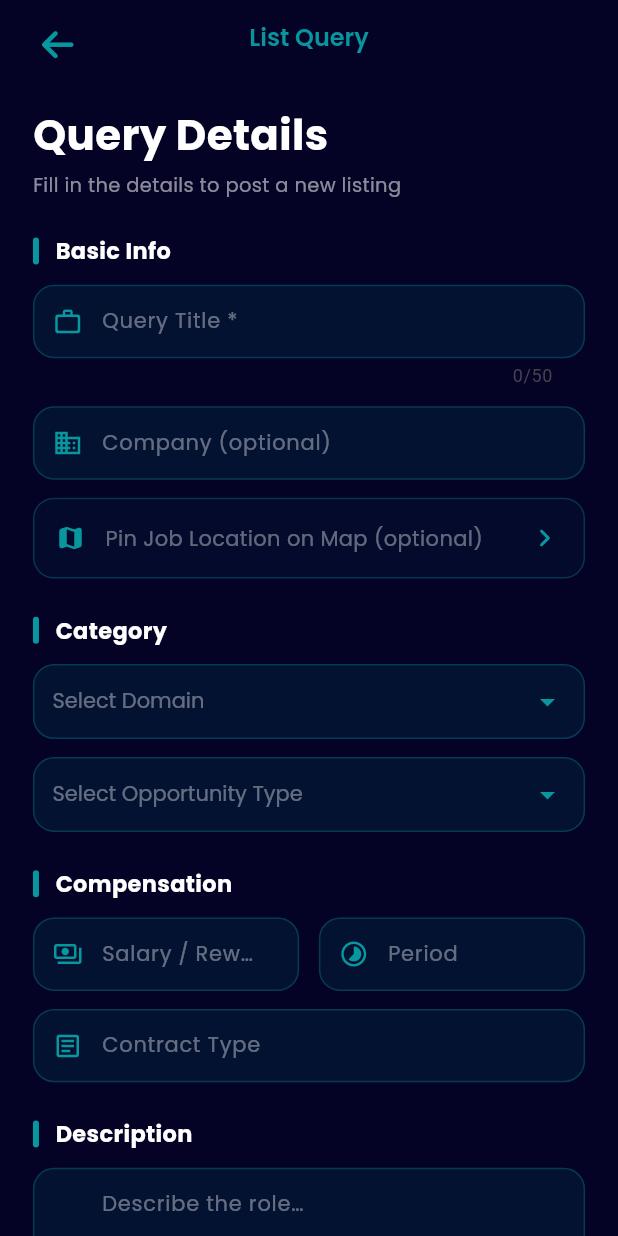
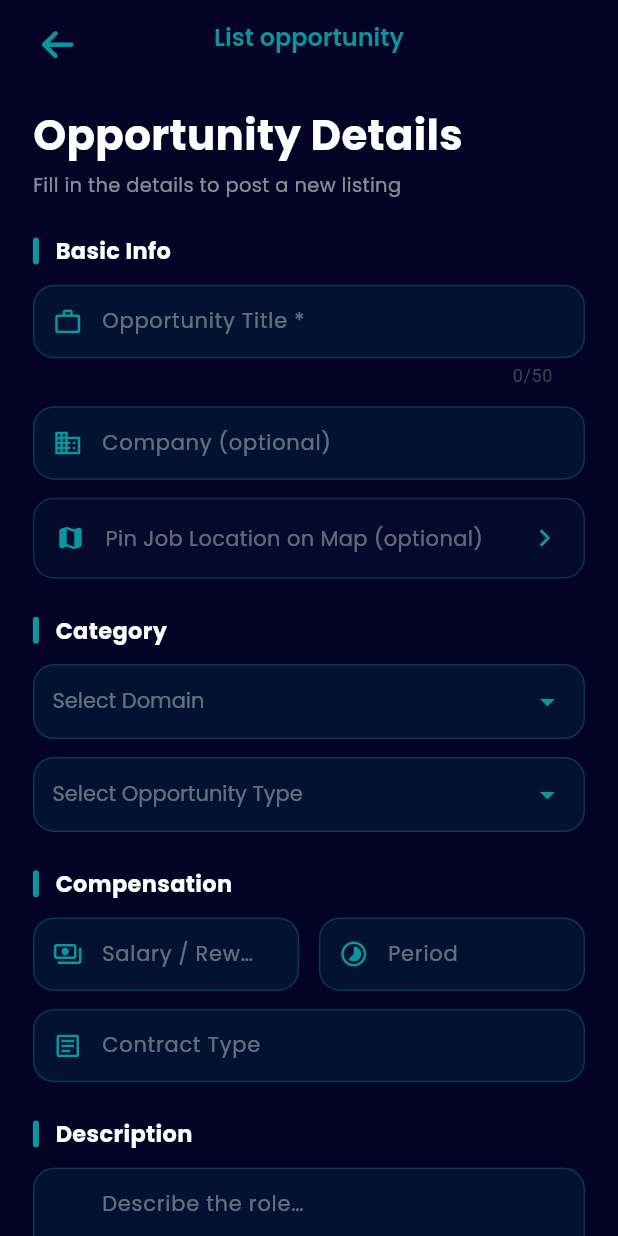
Before and after one commit to NikhilParbat/proco-frontend, a Flutter app: the AddJobPage screen opened directly, on a phone screen of 412 x 824 dp. Run offline on Flutter 3.47's test engine with Material 3 defaults, Android fonts, the phone set to English and light mode, and no system bars; our stand-ins replace cached_network_image, device_info_plus, firebase_auth, firebase_core, firebase_messaging, flutter_card_swiper and 18 more; accounts and stored records are empty.

Commit message:
chore: Query to Opportunity consistency added

```diff
--- a/lib/controllers/jobs_provider.dart
+++ b/lib/controllers/jobs_provider.dart
@@ -358,8 +358,8 @@ class JobsNotifier extends ChangeNotifier {
         });
 
         Get.snackbar(
-          'Query Created Successfully',
-          'Your job listing has been added.',
+          'Opportunity Created Successfully',
+          'Your opportunity listing has been added.',
           colorText: kLight,
           backgroundColor: kLightBlue,
           icon: const Icon(Icons.check_circle),
@@ -509,7 +509,7 @@ class JobsNotifier extends ChangeNotifier {
       builder: (_) => AlertDialog(
         backgroundColor: const Color(0xFF040326),
         title: const Text(
-          'Failed to List Query',
+          'Failed to List Opportunity',
           style: TextStyle(color: Colors.white),
         ),
         content: Text(message, style: const TextStyle(color: Colors.white70)),
--- a/lib/views/ui/bookmarks/bookmark_detail_page.dart
+++ b/lib/views/ui/bookmarks/bookmark_detail_page.dart
@@ -86,7 +86,7 @@ class _BookmarkDetailPageState extends State<BookmarkDetailPage> {
           onPressed: () => Navigator.pop(context),
         ),
         title: Text(
-          'Saved Query',
+          'Saved Opportunity',
           style: TextStyle(
             color: Colors.white,
             fontSize: 16.sp,
@@ -164,7 +164,7 @@ class _BookmarkDetailPageState extends State<BookmarkDetailPage> {
             borderRadius: BorderRadius.circular(28.r),
             boxShadow: [
               BoxShadow(
-                color: _navy.withValues(alpha:0.4),
+                color: _navy.withValues(alpha: 0.4),
                 blurRadius: 28,
                 offset: const Offset(0, 12),
               ),
@@ -184,7 +184,7 @@ class _BookmarkDetailPageState extends State<BookmarkDetailPage> {
                       j.imageUrl,
                       fit: BoxFit.cover,
                       errorBuilder: (context, error, stackTrace) => Container(
-                        color: _teal.withValues(alpha:0.12),
+                        color: _teal.withValues(alpha: 0.12),
                         child: const Icon(
                           Icons.business_rounded,
                           color: _teal,
@@ -200,7 +200,7 @@ class _BookmarkDetailPageState extends State<BookmarkDetailPage> {
                             end: Alignment.bottomCenter,
                             colors: [
                               Colors.transparent,
-                              _navy.withValues(alpha:0.85),
+                              _navy.withValues(alpha: 0.85),
                             ],
                             stops: const [0.5, 1.0],
                           ),
@@ -349,7 +349,7 @@ class _BookmarkDetailPageState extends State<BookmarkDetailPage> {
     return Positioned.fill(
       child: Container(
         decoration: BoxDecoration(
-          color: color.withValues(alpha:0.15),
+          color: color.withValues(alpha: 0.15),
           borderRadius: BorderRadius.circular(28.r),
           border: Border.all(color: color, width: 3),
         ),
@@ -407,7 +407,7 @@ class _BookmarkDetailPageState extends State<BookmarkDetailPage> {
               shape: BoxShape.circle,
               boxShadow: [
                 BoxShadow(
-                  color: color.withValues(alpha:0.45),
+                  color: color.withValues(alpha: 0.45),
                   blurRadius: 14,
                   offset: const Offset(0, 5),
                 ),
--- a/lib/views/ui/help/help_page.dart
+++ b/lib/views/ui/help/help_page.dart
@@ -287,8 +287,7 @@ class _HelpSupportPageState extends State<HelpSupportPage>
               splashColor: _accent.withValues(alpha: 0.08),
               highlightColor: _accent.withValues(alpha: 0.04),
               child: Padding(
-                padding:
-                    EdgeInsets.symmetric(horizontal: 14.w, vertical: 14.h),
+                padding: EdgeInsets.symmetric(horizontal: 14.w, vertical: 14.h),
                 child: Column(
                   crossAxisAlignment: CrossAxisAlignment.start,
                   children: [
@@ -389,21 +388,22 @@ class _HelpSupportPageState extends State<HelpSupportPage>
               controller: _subjectController,
               hint: 'e.g. Problem with matching',
               maxLines: 1,
-              validator: (v) =>
-                  (v == null || v.trim().isEmpty) ? 'Subject is required' : null,
+              validator: (v) => (v == null || v.trim().isEmpty)
+                  ? 'Subject is required'
+                  : null,
             ),
             SizedBox(height: 14.h),
 
-            // Query
-            _buildInputLabel('Your Query'),
+            // opportunity
+            _buildInputLabel('Your opportunity'),
             SizedBox(height: 6.h),
             _buildTextField(
               controller: _queryController,
-              hint:
-                  'Describe your issue or question in detail…',
+              hint: 'Describe your issue or question in detail…',
               maxLines: 5,
-              validator: (v) =>
-                  (v == null || v.trim().isEmpty) ? 'Query cannot be empty' : null,
+              validator: (v) => (v == null || v.trim().isEmpty)
+                  ? 'opportunity cannot be empty'
+                  : null,
             ),
             SizedBox(height: 20.h),
 
@@ -475,8 +475,7 @@ class _HelpSupportPageState extends State<HelpSupportPage>
         hintStyle: const TextStyle(color: Colors.white30, fontSize: 13),
         filled: true,
         fillColor: _card.withValues(alpha: 0.18),
-        contentPadding:
-            EdgeInsets.symmetric(horizontal: 14.w, vertical: 12.h),
+        contentPadding: EdgeInsets.symmetric(horizontal: 14.w, vertical: 12.h),
         border: OutlineInputBorder(
           borderRadius: BorderRadius.circular(12),
           borderSide: BorderSide(color: _card.withValues(alpha: 0.35)),
--- a/lib/views/ui/jobs/add_job.dart
+++ b/lib/views/ui/jobs/add_job.dart
@@ -148,10 +148,9 @@ class _AddJobPageState extends State<AddJobPage> {
     }
 
     if (_titleController.text.trim().isEmpty) {
-      _snack('Please enter a query title.');
+      _snack('Please enter a opportunity title.');
       return;
     }
-
 
     final effectiveDomain = selectedDomain == 'Custom…'
         ? _customDomainController.text.trim()
@@ -170,7 +169,9 @@ class _AddJobPageState extends State<AddJobPage> {
     if (userId.isEmpty) {
       if (!mounted) return;
       ScaffoldMessenger.of(context).showSnackBar(
-        const SnackBar(content: Text('You must be logged in to list a query.')),
+        const SnackBar(
+          content: Text('You must be logged in to list a opportunity.'),
+        ),
       );
       return;
     }
@@ -205,7 +206,7 @@ class _AddJobPageState extends State<AddJobPage> {
       await notifier.updateJob(widget.job!.id, jobData.toJson());
       if (mounted) {
         ScaffoldMessenger.of(context).showSnackBar(
-          const SnackBar(content: Text('Query updated successfully')),
+          const SnackBar(content: Text('opportunity updated successfully')),
         );
         Navigator.pop(context);
       }
@@ -270,7 +271,7 @@ class _AddJobPageState extends State<AddJobPage> {
       appBar: PreferredSize(
         preferredSize: Size.fromHeight(50.h),
         child: CustomAppBar(
-          text: _isEditMode ? 'Edit Query' : 'List Query',
+          text: _isEditMode ? 'Edit opportunity' : 'List opportunity',
           child: Padding(
             padding: EdgeInsets.all(10.0.h),
             child: IconButton(
@@ -287,7 +288,7 @@ class _AddJobPageState extends State<AddJobPage> {
             children: [
               // ── Page header ───────────────────────────────────────────────
               Text(
-                'Query Details',
+                'Opportunity Details',
                 style: appstyle(28, _white, FontWeight.w700),
               ),
               SizedBox(height: 4.h),
@@ -302,7 +303,7 @@ class _AddJobPageState extends State<AddJobPage> {
               SizedBox(height: 12.h),
               _field(
                 _titleController,
-                'Query Title *',
+                'Opportunity Title *',
                 Icons.work_outline_rounded,
                 false,
                 maxLength: 50,
@@ -569,7 +570,7 @@ class _AddJobPageState extends State<AddJobPage> {
                         crossAxisAlignment: CrossAxisAlignment.start,
                         children: [
                           Text(
-                            'Query Status',
+                            'Opportunity Status',
                             style: appstyle(14, _white, FontWeight.w600),
                           ),
                           Text(
@@ -686,7 +687,7 @@ class _AddJobPageState extends State<AddJobPage> {
                   ),
                   child: Center(
                     child: Text(
-                      _isEditMode ? 'Update Query' : 'List Query',
+                      _isEditMode ? 'Update Opportunity' : 'List Opportunity',
                       style: appstyle(16, Colors.white, FontWeight.w700),
                     ),
                   ),
--- a/lib/views/ui/jobs/user_job_page.dart
+++ b/lib/views/ui/jobs/user_job_page.dart
@@ -255,7 +255,7 @@ class _JobListingPageState extends State<JobListingPage> {
                                 ).then((_) => loadJobs()),
                                 onDelete: () {
                                   Get.defaultDialog(
-                                    title: "Delete Query",
+                                    title: "Delete Opportunity",
                                     middleText:
                                         "Are you sure you want to delete this listing?",
                                     textConfirm: "Delete",
@@ -277,7 +277,7 @@ class _JobListingPageState extends State<JobListingPage> {
 
                                       Get.snackbar(
                                         "Deleted",
-                                        "Query removed successfully",
+                                        "Opportunity removed successfully",
                                         backgroundColor: Colors.red,
                                         colorText: Colors.white,
                                       );
--- a/lib/views/ui/settings/help_support_page.dart
+++ b/lib/views/ui/settings/help_support_page.dart
@@ -11,14 +11,14 @@ class HelpSupportPage extends StatelessWidget {
 
   static const _faqs = [
     _Faq(
-      question: 'How do I create a query?',
+      question: 'How do I create a opportunity?',
       answer:
-          'Go to "My Queries" from the drawer, then tap the + button to post a new query with details about what you\'re looking for.',
+          'Go to "My Opportunities" from the drawer, then tap the + button to post a new opportunity with details about what you\'re looking for.',
     ),
     _Faq(
       question: 'How does matching work?',
       answer:
-          'When a query poster swipes right on an interested applicant, it\'s a match! Both users are then able to chat with each other.',
+          'When a opportunity poster swipes right on an interested applicant, it\'s a match! Both users are then able to chat with each other.',
     ),
     _Faq(
       question: 'How do I enable or disable notifications?',
@@ -109,8 +109,7 @@ class HelpSupportPage extends StatelessWidget {
             GestureDetector(
               onTap: _launchEmail,
               child: Container(
-                padding:
-                    EdgeInsets.symmetric(horizontal: 18.w, vertical: 16.h),
+                padding: EdgeInsets.symmetric(horizontal: 18.w, vertical: 16.h),
                 decoration: BoxDecoration(
                   color: _card,
                   borderRadius: BorderRadius.circular(16.r),
@@ -204,8 +203,11 @@ class _FaqTileState extends State<_FaqTile> {
         data: Theme.of(context).copyWith(dividerColor: Colors.transparent),
         child: ExpansionTile(
           tilePadding: EdgeInsets.symmetric(horizontal: 16.w, vertical: 4.h),
-          childrenPadding:
-              EdgeInsets.only(left: 16.w, right: 16.w, bottom: 14.h),
+          childrenPadding: EdgeInsets.only(
+            left: 16.w,
+            right: 16.w,
+            bottom: 14.h,
+          ),
           onExpansionChanged: (v) => setState(() => _expanded = v),
           trailing: Icon(
             _expanded
```
